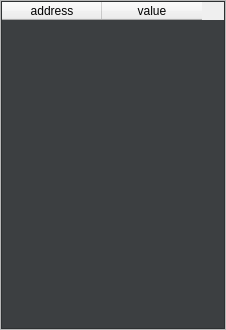
Old version of the form modbussubwindow.ui in the repository tonylin0826/ModbusMasterTool.
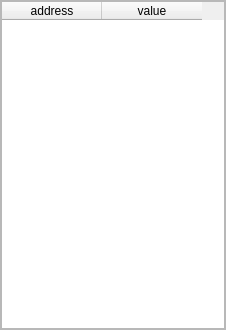
New version of the form. Custom widgets are drawn as their Qt base class.

Commit message: fix(ui): fix ui styling problem

```diff
--- a/modbussubwindow.ui
+++ b/modbussubwindow.ui
@@ -55,11 +55,6 @@
       </property>
       <item row="0" column="0">
        <widget class="ModbusRegisterTableWidget" name="tableWidget">
-        <property name="styleSheet">
-         <string notr="true">#tableWidget {
-	background: rgb(60, 63, 65);
-}</string>
-        </property>
         <column>
          <property name="text">
           <string>address</string>
```
The commit also changes 7 other files.
